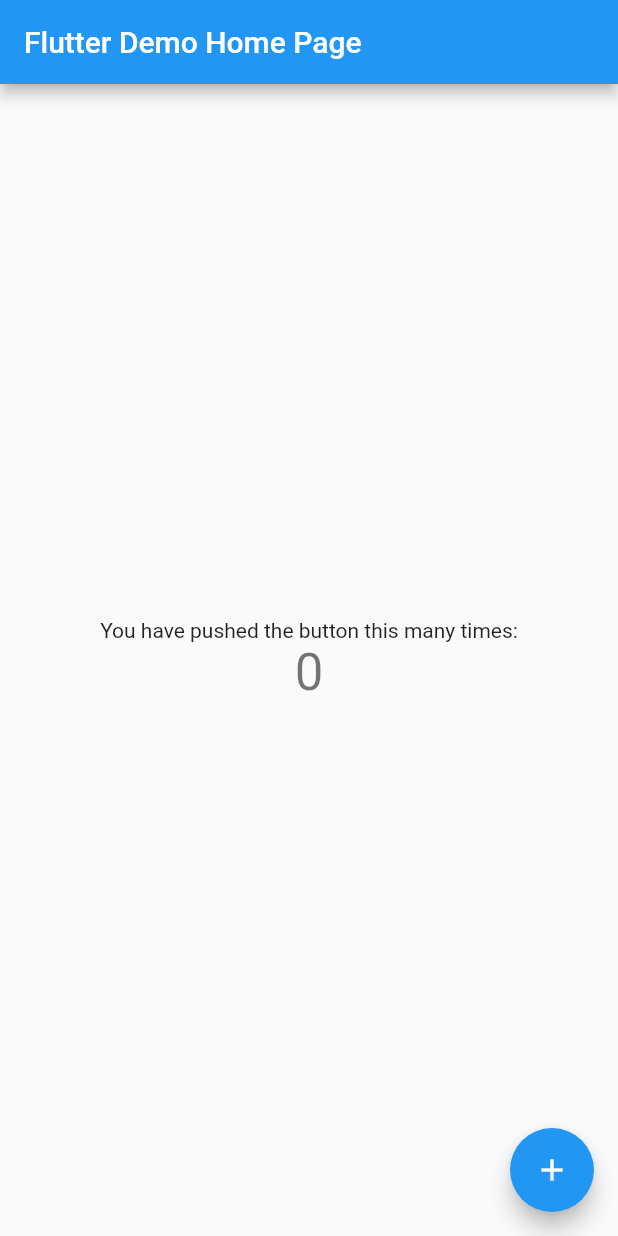
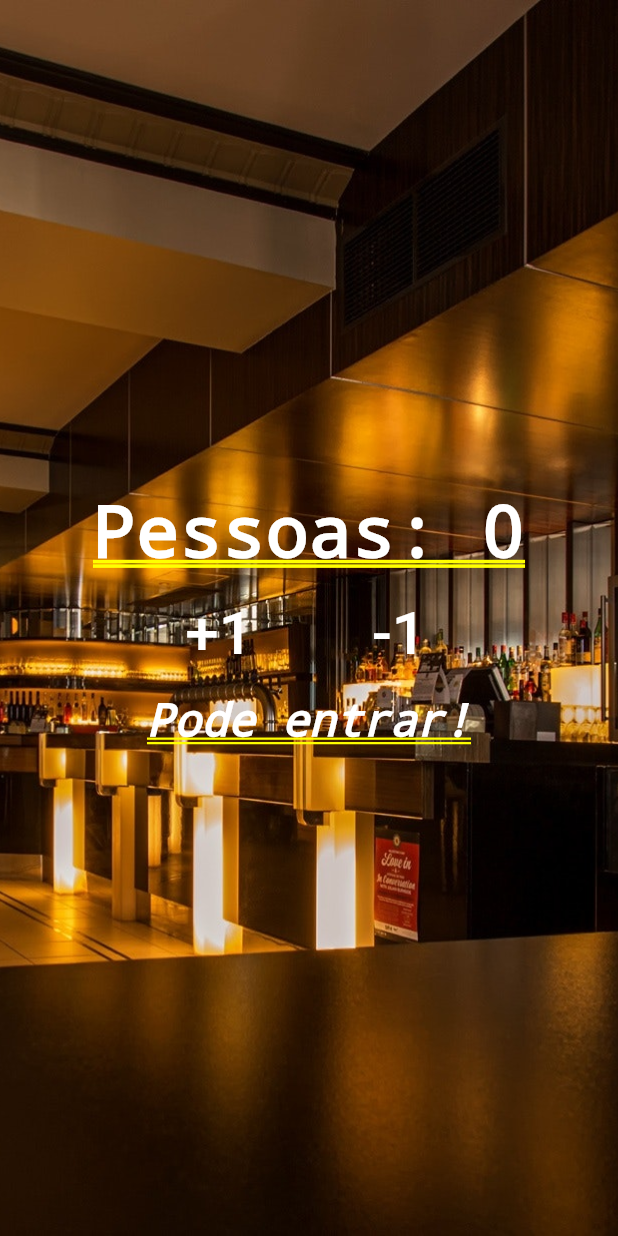
Before and after one commit to fspelling/flutter-intensive, a Flutter app: the screen it shows after launch, on a phone screen of 412 x 824 dp. Run offline on Flutter 3.47's test engine with Material 2 defaults, Android fonts, the phone set to English and light mode, and no system bars.

Commit message:
criacao do projeto peaple count

```diff
--- a/peaple_count/lib/main.dart
+++ b/peaple_count/lib/main.dart
@@ -1,117 +1,95 @@
 import 'package:flutter/material.dart';
 
 void main() {
-  runApp(MyApp());
+  runApp(MaterialApp(
+    title: 'Contador de pessoas',
+    home: Stack(
+      children: <Widget>[
+        Image.asset(
+          'images/restaurant.jpg',
+          fit: BoxFit.cover,
+          height: double.maxFinite,
+        ),
+        Home(),
+      ],
+    ),
+  ));
 }
 
-class MyApp extends StatelessWidget {
-  // This widget is the root of your application.
+class Home extends StatefulWidget {
   @override
-  Widget build(BuildContext context) {
-    return MaterialApp(
-      title: 'Flutter Demo',
-      theme: ThemeData(
-        // This is the theme of your application.
-        //
-        // Try running your application with "flutter run". You'll see the
-        // application has a blue toolbar. Then, without quitting the app, try
-        // changing the primarySwatch below to Colors.green and then invoke
-        // "hot reload" (press "r" in the console where you ran "flutter run",
-        // or simply save your changes to "hot reload" in a Flutter IDE).
-        // Notice that the counter didn't reset back to zero; the application
-        // is not restarted.
-        primarySwatch: Colors.blue,
-        // This makes the visual density adapt to the platform that you run
-        // the app on. For desktop platforms, the controls will be smaller and
-        // closer together (more dense) than on mobile platforms.
-        visualDensity: VisualDensity.adaptivePlatformDensity,
-      ),
-      home: MyHomePage(title: 'Flutter Demo Home Page'),
-    );
-  }
+  State<StatefulWidget> createState() => _HomeState();
 }
 
-class MyHomePage extends StatefulWidget {
-  MyHomePage({Key key, this.title}) : super(key: key);
-
-  // This widget is the home page of your application. It is stateful, meaning
-  // that it has a State object (defined below) that contains fields that affect
-  // how it looks.
-
-  // This class is the configuration for the state. It holds the values (in this
-  // case the title) provided by the parent (in this case the App widget) and
-  // used by the build method of the State. Fields in a Widget subclass are
-  // always marked "final".
-
-  final String title;
-
-  @override
-  _MyHomePageState createState() => _MyHomePageState();
-}
-
-class _MyHomePageState extends State<MyHomePage> {
-  int _counter = 0;
-
-  void _incrementCounter() {
-    setState(() {
-      // This call to setState tells the Flutter framework that something has
-      // changed in this State, which causes it to rerun the build method below
-      // so that the display can reflect the updated values. If we changed
-      // _counter without calling setState(), then the build method would not be
-      // called again, and so nothing would appear to happen.
-      _counter++;
-    });
-  }
+class _HomeState extends State<Home> {
+  int _peapleCount = 0;
+  String _information = 'Pode entrar!';
 
   @override
   Widget build(BuildContext context) {
-    // This method is rerun every time setState is called, for instance as done
-    // by the _incrementCounter method above.
-    //
-    // The Flutter framework has been optimized to make rerunning build methods
-    // fast, so that you can just rebuild anything that needs updating rather
-    // than having to individually change instances of widgets.
-    return Scaffold(
-      appBar: AppBar(
-        // Here we take the value from the MyHomePage object that was created by
-        // the App.build method, and use it to set our appbar title.
-        title: Text(widget.title),
-      ),
-      body: Center(
-        // Center is a layout widget. It takes a single child and positions it
-        // in the middle of the parent.
-        child: Column(
-          // Column is also a layout widget. It takes a list of children and
-          // arranges them vertically. By default, it sizes itself to fit its
-          // children horizontally, and tries to be as tall as its parent.
-          //
-          // Invoke "debug painting" (press "p" in the console, choose the
-          // "Toggle Debug Paint" action from the Flutter Inspector in Android
-          // Studio, or the "Toggle Debug Paint" command in Visual Studio Code)
-          // to see the wireframe for each widget.
-          //
-          // Column has various properties to control how it sizes itself and
-          // how it positions its children. Here we use mainAxisAlignment to
-          // center the children vertically; the main axis here is the vertical
-          // axis because Columns are vertical (the cross axis would be
-          // horizontal).
+    return Column(
+      mainAxisAlignment: MainAxisAlignment.center,
+      children: <Widget>[
+        Text(
+          'Pessoas: $_peapleCount',
+          style: TextStyle(
+            color: Colors.white,
+            fontWeight: FontWeight.bold,
+          ),
+        ),
+        Row(
           mainAxisAlignment: MainAxisAlignment.center,
           children: <Widget>[
-            Text(
-              'You have pushed the button this many times:',
+            Padding(
+              padding: const EdgeInsets.all(16),
+              child: FlatButton(
+                child: Text(
+                  '+1',
+                  style: TextStyle(
+                    color: Colors.white,
+                    fontSize: 40,
+                  ),
+                ),
+                onPressed: () => _changePeaple(1),
+              ),
             ),
-            Text(
-              '$_counter',
-              style: Theme.of(context).textTheme.headline4,
+            Padding(
+              padding: const EdgeInsets.all(16),
+              child: FlatButton(
+                child: Text(
+                  '-1',
+                  style: TextStyle(
+                    color: Colors.white,
+                    fontSize: 40,
+                  ),
+                ),
+                onPressed: () => _changePeaple(-1),
+              ),
             ),
           ],
         ),
-      ),
-      floatingActionButton: FloatingActionButton(
-        onPressed: _incrementCounter,
-        tooltip: 'Increment',
-        child: Icon(Icons.add),
-      ), // This trailing comma makes auto-formatting nicer for build methods.
+        Text(
+          '$_information',
+          style: TextStyle(
+            color: Colors.white,
+            fontStyle: FontStyle.italic,
+            fontSize: 30,
+          ),
+        ),
+      ],
     );
   }
+
+  void _changePeaple(int value) {
+    setState(() {
+      _peapleCount += value;
+
+      if (_peapleCount < 0)
+        _information = 'Como assim!?';
+      else if (_peapleCount <= 10)
+        _information = 'Pode entrar!';
+      else
+        _information = 'Lotado!';
+    });
+  }
 }
--- a/peaple_count/pubspec.yaml
+++ b/peaple_count/pubspec.yaml
@@ -45,9 +45,8 @@ flutter:
   uses-material-design: true
 
   # To add assets to your application, add an assets section, like this:
-  # assets:
-  #   - images/a_dot_burr.jpeg
-  #   - images/a_dot_ham.jpeg
+  assets:
+  - images/restaurant.jpg
 
   # An image asset can refer to one or more resolution-specific "variants", see
   # https://flutter.dev/assets-and-images/#resolution-aware.
```
Also changed, not shown: peaple_count/images/restaurant.jpg (added), 1 other file.
